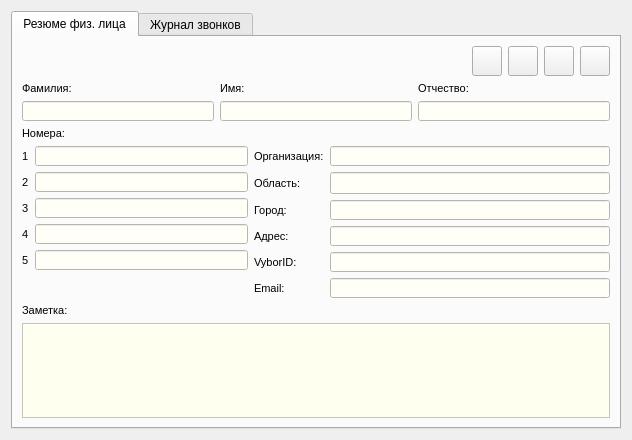
The window that src/ViewContactDialog.ui (okostynchuk/Outcall) describes before a commit, drawn with Qt 5.
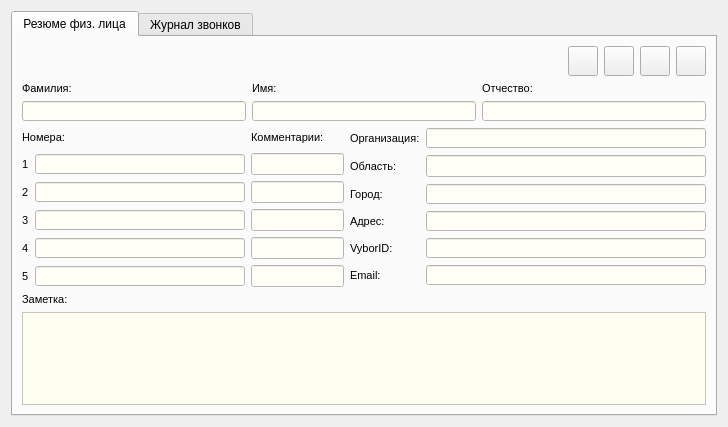
The same window after the commit. Icons and pictures are not drawn.

Commit message:
Added the abitily to add a comment to the number
Possibility to add a comment to the number in Add / Edit / View contact classes

```diff
--- a/src/ViewContactDialog.ui
+++ b/src/ViewContactDialog.ui
@@ -6,8 +6,8 @@
    <rect>
     <x>0</x>
     <y>0</y>
-    <width>632</width>
-    <height>440</height>
+    <width>728</width>
+    <height>427</height>
    </rect>
   </property>
   <property name="minimumSize">
@@ -42,7 +42,7 @@
       <attribute name="title">
        <string>Резюме физ. лица</string>
       </attribute>
-      <layout class="QGridLayout" name="gridLayout_12">
+      <layout class="QGridLayout" name="gridLayout_13">
        <item row="0" column="0">
         <layout class="QGridLayout" name="gridLayout_5">
          <item row="0" column="0">
@@ -344,70 +344,100 @@
         </layout>
        </item>
        <item row="1" column="0">
-        <widget class="QLabel" name="label_5">
-         <property name="font">
-          <font>
-           <pointsize>8</pointsize>
-          </font>
-         </property>
-         <property name="text">
-          <string>Номера:</string>
-         </property>
-        </widget>
-       </item>
-       <item row="2" column="0">
-        <layout class="QHBoxLayout" name="horizontalLayout_2">
-         <item>
+        <layout class="QGridLayout" name="gridLayout_12">
+         <item row="0" column="0">
           <layout class="QGridLayout" name="gridLayout_11">
-           <item row="3" column="1">
-            <widget class="QLineEdit" name="fourthNumber">
+           <item row="0" column="0" colspan="2">
+            <widget class="QLabel" name="label_5">
              <property name="minimumSize">
               <size>
-               <width>210</width>
+               <width>0</width>
                <height>20</height>
               </size>
              </property>
-             <property name="maximumSize">
-              <size>
-               <width>16777215</width>
-               <height>20</height>
-              </size>
+             <property name="font">
+              <font>
+               <pointsize>8</pointsize>
+              </font>
              </property>
-             <property name="styleSheet">
-              <string notr="true">*{
-background-color: #fffff8;
-}</string>
-             </property>
-             <property name="readOnly">
-              <bool>true</bool>
+             <property name="text">
+              <string>Номера:</string>
              </property>
             </widget>
            </item>
-           <item row="4" column="1">
-            <widget class="QLineEdit" name="fifthNumber">
+           <item row="0" column="2">
+            <widget class="QLabel" name="label_16">
              <property name="minimumSize">
               <size>
-               <width>210</width>
+               <width>0</width>
                <height>20</height>
               </size>
              </property>
-             <property name="maximumSize">
-              <size>
-               <width>16777215</width>
-               <height>20</height>
-              </size>
+             <property name="font">
+              <font>
+               <pointsize>8</pointsize>
+              </font>
              </property>
-             <property name="styleSheet">
-              <string notr="true">*{
-background-color: #fffff8;
-}</string>
-             </property>
-             <property name="readOnly">
-              <bool>true</bool>
+             <property name="text">
+              <string>Комментарии:</string>
              </property>
             </widget>
            </item>
            <item row="1" column="0">
+            <widget class="QLabel" name="label_6">
+             <property name="font">
+              <font>
+               <pointsize>8</pointsize>
+              </font>
+             </property>
+             <property name="text">
+              <string>1</string>
+             </property>
+            </widget>
+           </item>
+           <item row="1" column="1">
+            <widget class="QLineEdit" name="firstNumber">
+             <property name="minimumSize">
+              <size>
+               <width>210</width>
+               <height>20</height>
+              </size>
+             </property>
+             <property name="maximumSize">
+              <size>
+               <width>16777215</width>
+               <height>20</height>
+              </size>
+             </property>
+             <property name="styleSheet">
+              <string notr="true">*{
+background-color: #fffff8;
+}</string>
+             </property>
+             <property name="readOnly">
+              <bool>true</bool>
+             </property>
+            </widget>
+           </item>
+           <item row="1" column="2">
+            <widget class="QLineEdit" name="firstNumberComment">
+             <property name="minimumSize">
+              <size>
+               <width>90</width>
+               <height>0</height>
+              </size>
+             </property>
+             <property name="styleSheet">
+              <string notr="true">*{
+background-color: #fffff8;
+}</string>
+             </property>
+             <property name="readOnly">
+              <bool>true</bool>
+             </property>
+            </widget>
+           </item>
+           <item row="2" column="0">
             <widget class="QLabel" name="label_7">
              <property name="font">
               <font>
@@ -419,7 +449,49 @@
              </property>
             </widget>
            </item>
-           <item row="2" column="0">
+           <item row="2" column="1">
+            <widget class="QLineEdit" name="secondNumber">
+             <property name="minimumSize">
+              <size>
+               <width>210</width>
+               <height>20</height>
+              </size>
+             </property>
+             <property name="maximumSize">
+              <size>
+               <width>16777215</width>
+               <height>20</height>
+              </size>
+             </property>
+             <property name="styleSheet">
+              <string notr="true">*{
+background-color: #fffff8;
+}</string>
+             </property>
+             <property name="readOnly">
+              <bool>true</bool>
+             </property>
+            </widget>
+           </item>
+           <item row="2" column="2">
+            <widget class="QLineEdit" name="secondNumberComment">
+             <property name="minimumSize">
+              <size>
+               <width>90</width>
+               <height>0</height>
+              </size>
+             </property>
+             <property name="styleSheet">
+              <string notr="true">*{
+background-color: #fffff8;
+}</string>
+             </property>
+             <property name="readOnly">
+              <bool>true</bool>
+             </property>
+            </widget>
+           </item>
+           <item row="3" column="0">
             <widget class="QLabel" name="label_8">
              <property name="font">
               <font>
@@ -431,19 +503,49 @@
              </property>
             </widget>
            </item>
+           <item row="3" column="1">
+            <widget class="QLineEdit" name="thirdNumber">
+             <property name="minimumSize">
+              <size>
+               <width>210</width>
+               <height>20</height>
+              </size>
+             </property>
+             <property name="maximumSize">
+              <size>
+               <width>16777215</width>
+               <height>20</height>
+              </size>
+             </property>
+             <property name="styleSheet">
+              <string notr="true">*{
+background-color: #fffff8;
+}</string>
+             </property>
+             <property name="readOnly">
+              <bool>true</bool>
+             </property>
+            </widget>
+           </item>
+           <item row="3" column="2">
+            <widget class="QLineEdit" name="thirdNumberComment">
+             <property name="minimumSize">
+              <size>
+               <width>90</width>
+               <height>0</height>
+              </size>
+             </property>
+             <property name="styleSheet">
+              <string notr="true">*{
+background-color: #fffff8;
+}</string>
+             </property>
+             <property name="readOnly">
+              <bool>true</bool>
+             </property>
+            </widget>
+           </item>
            <item row="4" column="0">
-            <widget class="QLabel" name="label_19">
-             <property name="font">
-              <font>
-               <pointsize>8</pointsize>
-              </font>
-             </property>
-             <property name="text">
-              <string>5</string>
-             </property>
-            </widget>
-           </item>
-           <item row="3" column="0">
             <widget class="QLabel" name="label_18">
              <property name="font">
               <font>
@@ -455,20 +557,62 @@
              </property>
             </widget>
            </item>
-           <item row="0" column="0">
-            <widget class="QLabel" name="label_6">
+           <item row="4" column="1">
+            <widget class="QLineEdit" name="fourthNumber">
+             <property name="minimumSize">
+              <size>
+               <width>210</width>
+               <height>20</height>
+              </size>
+             </property>
+             <property name="maximumSize">
+              <size>
+               <width>16777215</width>
+               <height>20</height>
+              </size>
+             </property>
+             <property name="styleSheet">
+              <string notr="true">*{
+background-color: #fffff8;
+}</string>
+             </property>
+             <property name="readOnly">
+              <bool>true</bool>
+             </property>
+            </widget>
+           </item>
+           <item row="4" column="2">
+            <widget class="QLineEdit" name="fourthNumberComment">
+             <property name="minimumSize">
+              <size>
+               <width>90</width>
+               <height>0</height>
+              </size>
+             </property>
+             <property name="styleSheet">
+              <string notr="true">*{
+background-color: #fffff8;
+}</string>
+             </property>
+             <property name="readOnly">
+              <bool>true</bool>
+             </property>
+            </widget>
+           </item>
+           <item row="5" column="0">
+            <widget class="QLabel" name="label_19">
              <property name="font">
               <font>
                <pointsize>8</pointsize>
               </font>
              </property>
              <property name="text">
-              <string>1</string>
+              <string>5</string>
              </property>
             </widget>
            </item>
-           <item row="2" column="1">
-            <widget class="QLineEdit" name="thirdNumber">
+           <item row="5" column="1">
+            <widget class="QLineEdit" name="fifthNumber">
              <property name="minimumSize">
               <size>
                <width>210</width>
@@ -491,20 +635,14 @@
              </property>
             </widget>
            </item>
-           <item row="1" column="1">
-            <widget class="QLineEdit" name="secondNumber">
+           <item row="5" column="2">
+            <widget class="QLineEdit" name="fifthNumberComment">
              <property name="minimumSize">
               <size>
-               <width>210</width>
-               <height>20</height>
+               <width>90</width>
+               <height>0</height>
               </size>
              </property>
-             <property name="maximumSize">
-              <size>
-               <width>16777215</width>
-               <height>20</height>
-              </size>
-             </property>
              <property name="styleSheet">
               <string notr="true">*{
 background-color: #fffff8;
@@ -515,31 +653,7 @@
              </property>
             </widget>
            </item>
-           <item row="0" column="1">
-            <widget class="QLineEdit" name="firstNumber">
-             <property name="minimumSize">
-              <size>
-               <width>210</width>
-               <height>20</height>
-              </size>
-             </property>
-             <property name="maximumSize">
-              <size>
-               <width>16777215</width>
-               <height>20</height>
-              </size>
-             </property>
-             <property name="styleSheet">
-              <string notr="true">*{
-background-color: #fffff8;
-}</string>
-             </property>
-             <property name="readOnly">
-              <bool>true</bool>
-             </property>
-            </widget>
-           </item>
-           <item row="5" column="0" colspan="2">
+           <item row="6" column="0" colspan="2">
             <spacer name="verticalSpacer">
              <property name="orientation">
               <enum>Qt::Vertical</enum>
@@ -554,7 +668,7 @@
            </item>
           </layout>
          </item>
-         <item>
+         <item row="0" column="1">
           <layout class="QGridLayout" name="gridLayout">
            <item row="2" column="1">
             <widget class="QLineEdit" name="city">
@@ -770,7 +884,7 @@
          </item>
         </layout>
        </item>
-       <item row="3" column="0">
+       <item row="2" column="0">
         <layout class="QGridLayout" name="gridLayout_7">
          <item row="1" column="0" colspan="3">
           <widget class="QTextEdit" name="comment">
```
Left out of the diff: 7 changed lines with no effect on the pictures. The commit also changes 17 other files.
